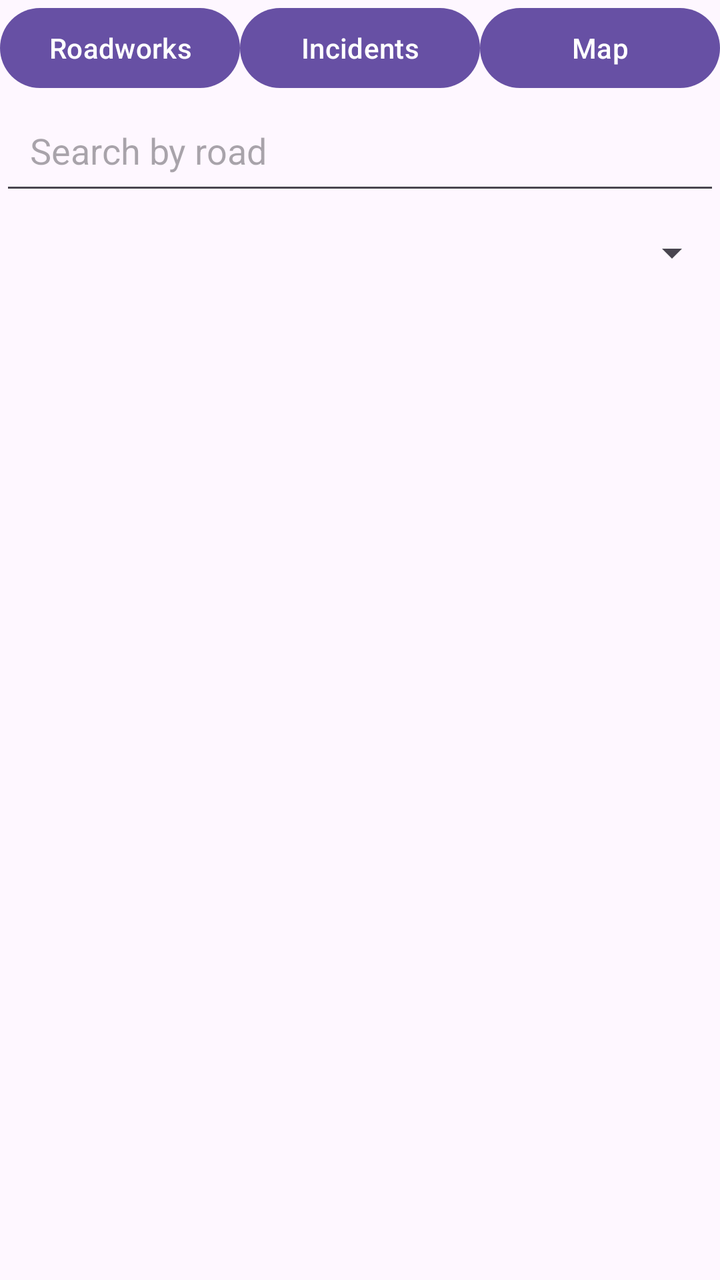
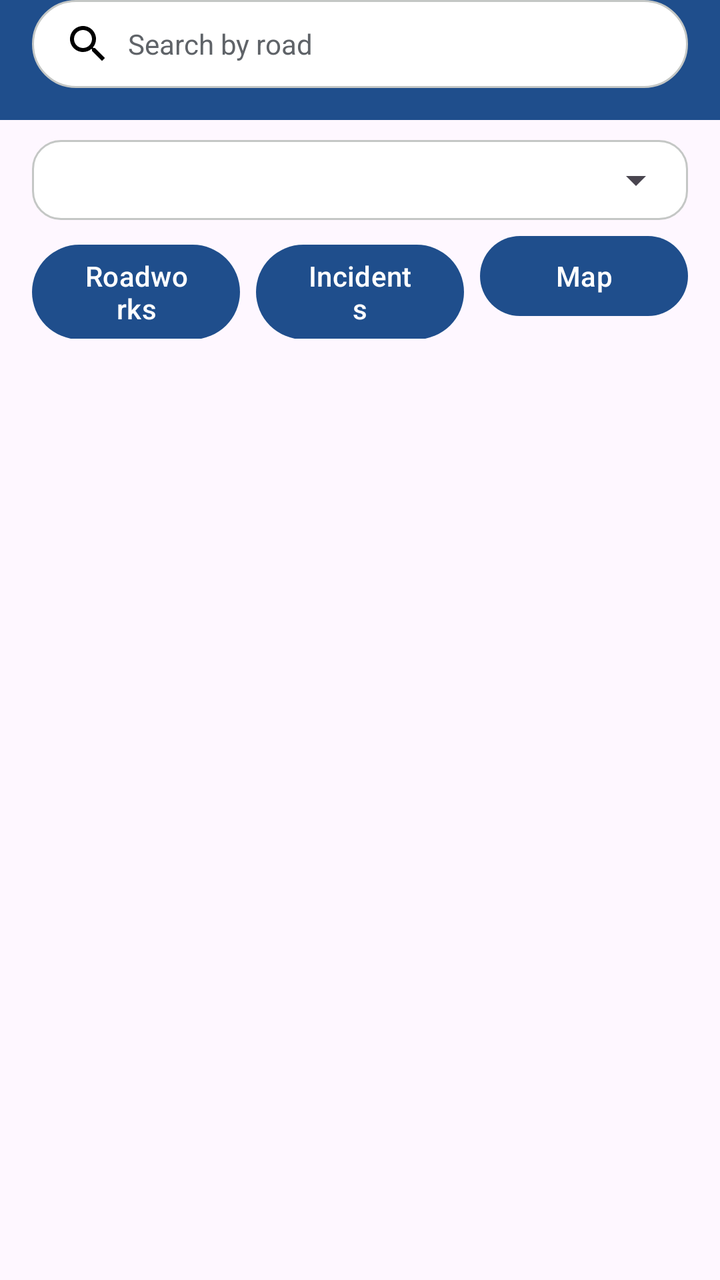

Compare the two renders of this Android layout. The source of the first and the diff that turns it into the second are given below.
<!-- AndroidManifest.xml: application theme Theme.Rai_Roman_S2335895 -->
<!-- res/layout/fragment_list.xml -->
<?xml version="1.0" encoding="utf-8"?>
<LinearLayout xmlns:android="http://schemas.android.com/apk/res/android"
    android:layout_width="match_parent"
    android:layout_height="match_parent"
    android:orientation="vertical">

    <LinearLayout
        android:layout_width="match_parent"
        android:layout_height="wrap_content"
        android:orientation="horizontal">

        <Button
            android:id="@+id/roadworksButton"
            android:layout_width="0dp"
            android:layout_height="wrap_content"
            android:layout_weight="1"
            android:text="Roadworks" />

        <Button
            android:id="@+id/incidentsButton"
            android:layout_width="0dp"
            android:layout_height="wrap_content"
            android:layout_weight="1"
            android:text="Incidents" />

        <Button
            android:id="@+id/mapButton"
            android:layout_width="0dp"
            android:layout_height="wrap_content"
            android:layout_weight="1"
            android:text="Map" />

    </LinearLayout>

    <EditText
        android:id="@+id/searchBox"
        android:layout_width="match_parent"
        android:layout_height="wrap_content"
        android:hint="Search by road"
        android:inputType="text"
        android:padding="15dp" />

    <Spinner
        android:id="@+id/distanceSpinner"
        android:layout_width="match_parent"
        android:layout_height="wrap_content"
        android:minHeight="48dp" />

    <ListView
        android:id="@+id/situationList"
        android:layout_width="match_parent"
        android:layout_height="0dp"
        android:layout_weight="1" />
</LinearLayout>
<!-- resources referenced by this layout -->
<resources>
  <style name="Theme.Rai_Roman_S2335895" parent="Base.Theme.Rai_Roman_S2335895" />
  <style name="Base.Theme.Rai_Roman_S2335895" parent="Theme.Material3.DayNight.NoActionBar">
          
          
      </style>
</resources>

<!-- the commit's change to res/layout/fragment_list.xml (unified diff, before → after) -->
@@ -7,12 +7,59 @@
     <LinearLayout
         android:layout_width="match_parent"
         android:layout_height="wrap_content"
+        android:background="#1F4E8C"
+        android:orientation="vertical"
+        android:paddingHorizontal="16dp"
+        android:paddingBottom="16dp">
+
+        <EditText
+            android:id="@+id/searchBox"
+            android:layout_width="match_parent"
+            android:layout_height="wrap_content"
+            android:background="@drawable/bg_search"
+            android:backgroundTint="@null"
+            android:drawableStart="@drawable/ic_search"
+            android:drawablePadding="8dp"
+            android:hint="Search by road"
+            android:inputType="text"
+            android:maxLines="1"
+            android:paddingHorizontal="16dp"
+            android:paddingVertical="10dp"
+            android:textColor="#202124"
+            android:textColorHint="#5F6368"
+            android:textSize="14sp" />
+    </LinearLayout>
+
+    <LinearLayout
+        android:layout_width="match_parent"
+        android:layout_height="wrap_content"
+        android:layout_marginHorizontal="16dp"
+        android:layout_marginTop="10dp"
+        android:background="@drawable/bg_card"
+        android:orientation="vertical"
+        android:padding="2dp">
+
+        <Spinner
+            android:id="@+id/distanceSpinner"
+            android:layout_width="match_parent"
+            android:layout_height="36dp"
+            android:minHeight="0dp"
+            android:paddingVertical="0dp" />
+    </LinearLayout>
+
+    <LinearLayout
+        android:layout_width="match_parent"
+        android:layout_height="wrap_content"
+        android:layout_marginHorizontal="16dp"
+        android:layout_marginTop="4dp"
+        android:layout_marginBottom="8dp"
         android:orientation="horizontal">
 
         <Button
             android:id="@+id/roadworksButton"
             android:layout_width="0dp"
             android:layout_height="wrap_content"
+            android:layout_marginEnd="8dp"
             android:layout_weight="1"
             android:text="Roadworks" />
 
@@ -20,6 +67,7 @@
             android:id="@+id/incidentsButton"
             android:layout_width="0dp"
             android:layout_height="wrap_content"
+            android:layout_marginEnd="8dp"
             android:layout_weight="1"
             android:text="Incidents" />
 
@@ -29,26 +77,14 @@
             android:layout_height="wrap_content"
             android:layout_weight="1"
             android:text="Map" />
-
     </LinearLayout>
-
-    <EditText
-        android:id="@+id/searchBox"
-        android:layout_width="match_parent"
-        android:layout_height="wrap_content"
-        android:hint="Search by road"
-        android:inputType="text"
-        android:padding="15dp" />
-
-    <Spinner
-        android:id="@+id/distanceSpinner"
-        android:layout_width="match_parent"
-        android:layout_height="wrap_content"
-        android:minHeight="48dp" />
 
     <ListView
         android:id="@+id/situationList"
         android:layout_width="match_parent"
         android:layout_height="0dp"
-        android:layout_weight="1" />
+        android:layout_weight="1"
+        android:clipToPadding="false"
+        android:divider="@null"
+        android:dividerHeight="0dp" />
 </LinearLayout>
<!-- resource entries referenced after the edit -->
@@ -1,9 +1,33 @@
 <!-- resources referenced by this layout -->
 <resources>
+  <!-- drawable bg_card (drawable) -->
+  <?xml version="1.0" encoding="utf-8"?>
+  <shape xmlns:android="http://schemas.android.com/apk/res/android"
+      android:shape="rectangle">
+      <solid android:color="#FFFFFF" />
+      <stroke android:width="1dp" android:color="#C4C7C5" />
+      <corners android:radius="14dp" />
+  </shape>
+  <!-- drawable bg_search (drawable) -->
+  <?xml version="1.0" encoding="utf-8"?>
+  <shape xmlns:android="http://schemas.android.com/apk/res/android"
+      android:shape="rectangle">
+      <solid android:color="#FFFFFF" />
+      <stroke android:width="1dp" android:color="#C4C7C5" />
+      <corners android:radius="24dp" />
+  </shape>
+  <!-- drawable ic_search (drawable) -->
+  <vector xmlns:android="http://schemas.android.com/apk/res/android" android:height="24dp" android:tint="#000000" android:viewportHeight="24" android:viewportWidth="24" android:width="24dp">
+        
+      <path android:fillColor="@android:color/white" android:pathData="M15.5,14h-0.79l-0.28,-0.27C15.41,12.59 16,11.11 16,9.5 16,5.91 13.09,3 9.5,3S3,5.91 3,9.5 5.91,16 9.5,16c1.61,0 3.09,-0.59 4.23,-1.57l0.27,0.28v0.79l5,4.99L20.49,19l-4.99,-5zM9.5,14C7.01,14 5,11.99 5,9.5S7.01,5 9.5,5 14,7.01 14,9.5 11.99,14 9.5,14z"/>
+      
+  </vector>
   <style name="Theme.Rai_Roman_S2335895" parent="Base.Theme.Rai_Roman_S2335895" />
   <style name="Base.Theme.Rai_Roman_S2335895" parent="Theme.Material3.DayNight.NoActionBar">
           
           
+          <item name="colorPrimary">#1F4E8C</item>
+          <item name="colorOnPrimary">#FFFFFF</item>
       </style>
 </resources>
 
